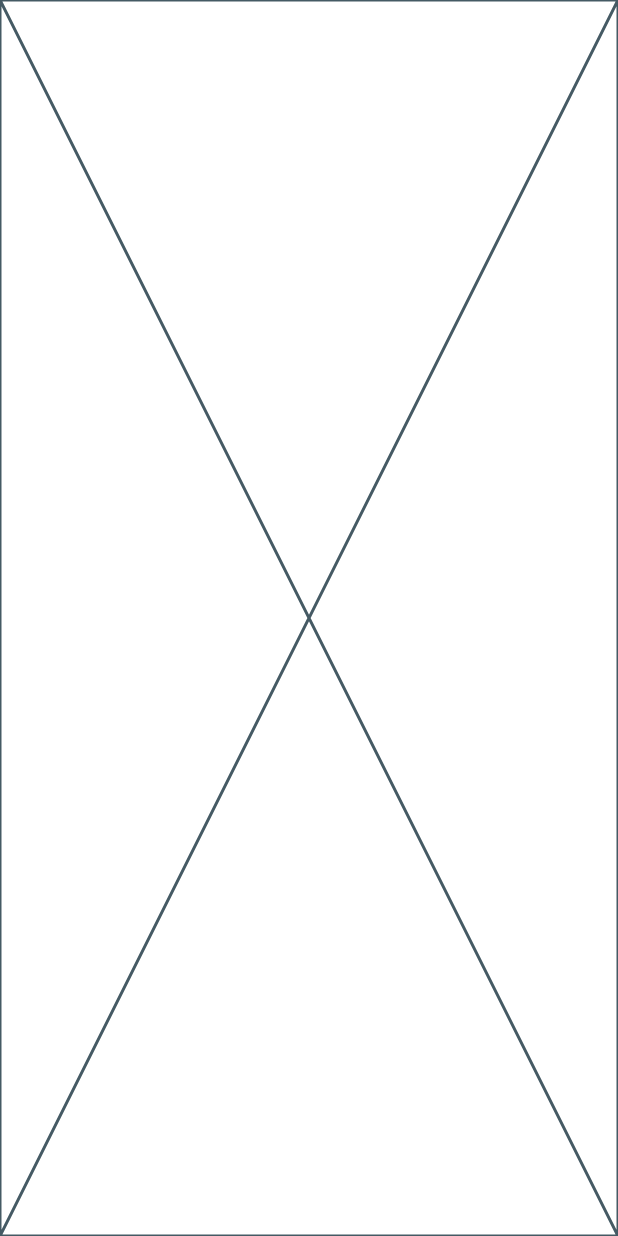
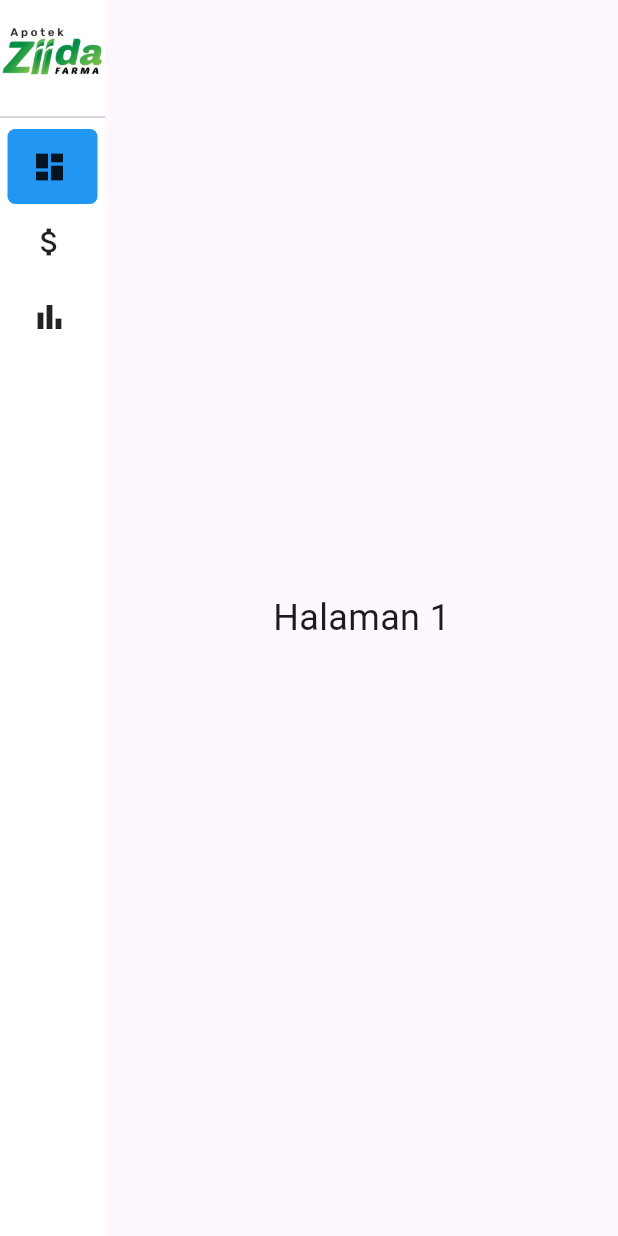
Before and after one commit to herumitra/scafold-flutter, a Flutter app: the screen it shows after launch, on a phone screen of 412 x 824 dp. Run offline on Flutter 3.47's test engine with Material 3 defaults, Android fonts, the phone set to English and light mode, and no system bars; drawn by our look-alikes of easy_sidemenu; our stand-ins replace google_fonts.

Commit message:
Initialize Projects

```diff
--- a/lib/main.dart
+++ b/lib/main.dart
@@ -1,14 +1,161 @@
 import 'package:flutter/material.dart';
+import 'package:easy_sidemenu/easy_sidemenu.dart';
 
 void main() {
-  runApp(VimedikaApp());
+  runApp(MyApp());
 }
 
-class VimedikaApp extends StatelessWidget {
-  const VimedikaApp({super.key});
+class MyApp extends StatelessWidget {
+  @override
+  Widget build(BuildContext context) {
+    return MaterialApp(debugShowCheckedModeBanner: false, home: AdminPage());
+  }
+}
+
+class AdminPage extends StatefulWidget {
+  @override
+  _AdminPageState createState() => _AdminPageState();
+}
+
+class _AdminPageState extends State<AdminPage> {
+  final PageController _pageController = PageController();
+  final SideMenuController _sideMenuController = SideMenuController();
+  Map<String, bool> _expandedMenus = {}; // Untuk menyimpan state submenu
+
+  @override
+  void initState() {
+    super.initState();
+    _sideMenuController.addListener((index) {
+      if (mounted) {
+        setState(() {});
+        _pageController.jumpToPage(index);
+      }
+    });
+  }
 
   @override
   Widget build(BuildContext context) {
-    return const Placeholder();
+    return Scaffold(
+      body: Row(
+        children: [
+          // Side Menu
+          SideMenu(
+            controller: _sideMenuController,
+            style: SideMenuStyle(
+              backgroundColor: Colors.white,
+              selectedColor: Colors.blue,
+              hoverColor: Colors.blueAccent,
+              selectedTitleTextStyle: TextStyle(
+                fontSize: 16,
+                fontWeight: FontWeight.bold,
+                color: Colors.white,
+              ),
+              unselectedTitleTextStyle: TextStyle(
+                fontSize: 14,
+                fontWeight: FontWeight.normal,
+                color: Colors.black,
+              ),
+            ),
+            title: Column(
+              children: [
+                // SizedBox(height: 20),
+                ClipRRect(
+                  //   borderRadius: BorderRadius.circular(
+                  //     10,
+                  //   ), // Biar sudutnya melengkung
+                  child: Image.asset(
+                    'assets/images/ziida.png', // Ganti dengan path logo perusahaan
+                    width: 70,
+                    height: 70,
+                    alignment: Alignment.center,
+                    fit: BoxFit.contain,
+                  ),
+                ),
+                // SizedBox(height: 10),
+                // Text(
+                //   'Perusahaan XYZ', // Nama perusahaan
+                //   style: TextStyle(
+                //     fontSize: 16,
+                //     fontWeight: FontWeight.bold,
+                //     color: Colors.black,
+                //   ),
+                // ),
+                Divider(thickness: 1), // Garis pemisah sebelum menu
+              ],
+            ),
+            items: _buildMenuItems(),
+          ),
+
+          // Halaman utama
+          Expanded(
+            child: PageView(
+              controller: _pageController,
+              physics: NeverScrollableScrollPhysics(),
+              children: List.generate(
+                10,
+                (index) => Center(
+                  child: Text(
+                    "Halaman ${index + 1}",
+                    style: TextStyle(fontSize: 24),
+                  ),
+                ),
+              ),
+            ),
+          ),
+        ],
+      ),
+    );
+  }
+
+  /// 🔥 Membangun daftar menu utama & submenu
+  List<SideMenuItem> _buildMenuItems() {
+    return [
+      SideMenuItem(
+        title: 'Dashboard',
+        iconWidget: Icon(Icons.dashboard),
+        onTap: (index, _) => _sideMenuController.changePage(index),
+      ),
+      ..._buildExpandableMenu("Transaksi", Icons.attach_money, [
+        _buildSubMenu("Penjualan", 2),
+        _buildSubMenu("Pembelian", 3),
+      ]),
+      ..._buildExpandableMenu("Laporan", Icons.bar_chart, [
+        _buildSubMenu("Laporan Penjualan", 5),
+        _buildSubMenu("Laporan Stok", 6),
+      ]),
+    ];
+  }
+
+  /// 🔥 Membuat Menu yang Bisa Expand/Collapse
+  List<SideMenuItem> _buildExpandableMenu(
+    String title,
+    IconData icon,
+    List<SideMenuItem> subMenus,
+  ) {
+    bool isExpanded = _expandedMenus[title] ?? false;
+
+    return [
+      SideMenuItem(
+        title: title,
+        iconWidget: Icon(icon),
+        onTap: (index, _) {
+          setState(() {
+            _expandedMenus[title] = !isExpanded;
+          });
+        },
+        trailing: Icon(isExpanded ? Icons.expand_less : Icons.expand_more),
+      ),
+      if (isExpanded)
+        ...subMenus, // ✅ FIXED! Sekarang submenu muncul dengan benar
+    ];
+  }
+
+  /// 🔥 Membuat Submenu Item
+  SideMenuItem _buildSubMenu(String title, int index) {
+    return SideMenuItem(
+      title: title,
+      iconWidget: Icon(Icons.arrow_right),
+      onTap: (i, _) => _sideMenuController.changePage(index),
+    );
   }
 }
--- a/lib/src/utils/constants.dart
+++ b/lib/src/utils/constants.dart
@@ -1,4 +1,5 @@
 import 'package:flutter/material.dart';
+import 'package:google_fonts/google_fonts.dart';
 
 class ViColors {
   static const Color backGround = Color.fromARGB(255, 245, 245, 245);
@@ -7,4 +8,16 @@ class ViColors {
   static const Color textDefault = Color.fromARGB(255, 85, 122, 83);
   static const Color greyColor = Color(0xffAAAAAA);
   static const Color whiteColor = Color(0xffFFFFFF);
+  static const Color hoverMenu = Color.fromARGB(253, 200, 230, 201);
 }
+
+class ViSize {
+  static const double defaultPadding = 8.5;
+  static const double defaultMargin = 16;
+  static const double defaultRadius = 16;
+  static const double defaultBorder = 1;
+  static const double defaultBorderRadius = 8;
+  static const double defaultFontSize = 12.5;
+}
+
+TextStyle ViDefaultFont = GoogleFonts.raleway();
--- a/pubspec.yaml
+++ b/pubspec.yaml
@@ -26,7 +26,6 @@ dependencies:
   shared_preferences: ^2.5.1
   websafe_svg: ^3.0.1+10
 
-
 dev_dependencies:
   flutter_test:
     sdk: flutter
@@ -40,3 +39,8 @@ flutter:
   # included with your application, so that you can use the icons in
   # the material Icons class.
   uses-material-design: true
+
+  assets:
+  - assets/
+  - assets/icons/
+  - assets/images/
```
Also changed, not shown: assets/images/ziida.png (added), 1 other file.
